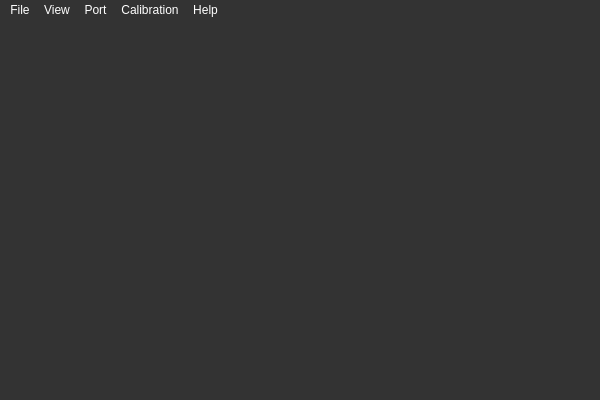
Above: multibench/mainwindow.ui from IlyaZh/Maiman-MCBS before the change. Below: the same form after it.
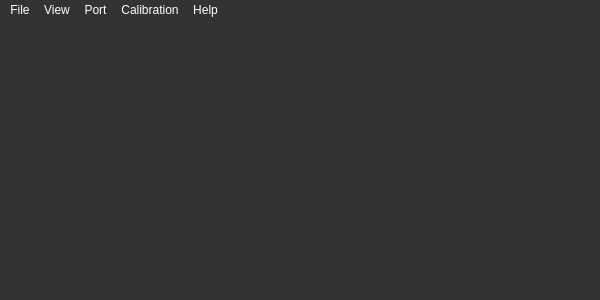
That is the form after the change. Custom widgets are drawn as their Qt base class.

Commit message: исправление задержки при старте и исправление вычислений размера окна

What changed in the file:
```diff
--- a/multibench/mainwindow.ui
+++ b/multibench/mainwindow.ui
@@ -7,7 +7,7 @@
     <x>0</x>
     <y>0</y>
     <width>600</width>
-    <height>400</height>
+    <height>300</height>
    </rect>
   </property>
   <property name="sizePolicy">
@@ -19,7 +19,7 @@
   <property name="minimumSize">
    <size>
     <width>600</width>
-    <height>400</height>
+    <height>300</height>
    </size>
   </property>
   <property name="font">
@@ -140,7 +140,7 @@
          <x>0</x>
          <y>0</y>
          <width>236</width>
-         <height>339</height>
+         <height>241</height>
         </rect>
        </property>
       </widget>
```
The commit also changes 2 other files.
